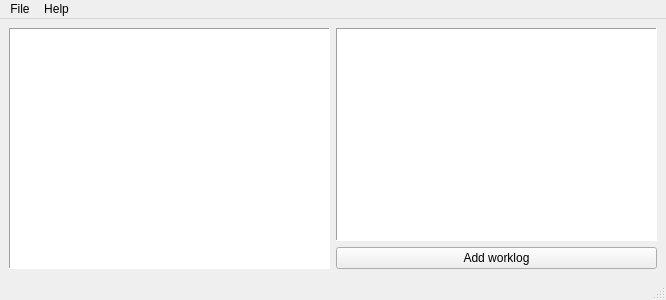
This is source/mainwindow.ui in jaapgeurts/tasklogger as Qt 5 draws it before an edit. The edited form follows.
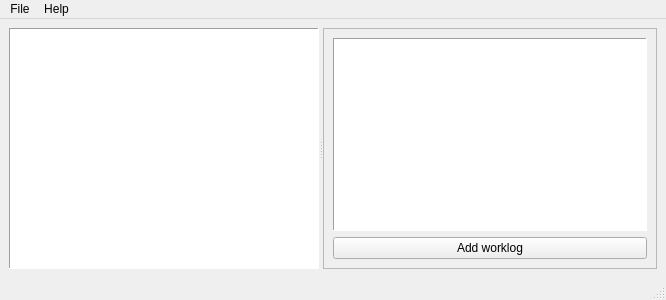
This is the edited form.

Commit message: Added splitter and set default column widths

Diff of the .ui file:
```diff
--- a/source/mainwindow.ui
+++ b/source/mainwindow.ui
@@ -14,18 +14,12 @@
    <string>MainWindow</string>
   </property>
   <widget class="QWidget" name="centralwidget">
-   <layout class="QGridLayout" name="gridLayout">
-    <item row="0" column="1">
-     <widget class="QTableView" name="workLogTableView">
-      <property name="contextMenuPolicy">
-       <enum>Qt::CustomContextMenu</enum>
+   <layout class="QHBoxLayout" name="horizontalLayout">
+    <item>
+     <widget class="QSplitter" name="splitter">
+      <property name="orientation">
+       <enum>Qt::Horizontal</enum>
       </property>
-      <property name="frameShape">
-       <enum>QFrame::Panel</enum>
-      </property>
-     </widget>
-    </item>
-    <item row="0" column="0" rowspan="2">
      <widget class="QTreeView" name="taskTreeView">
       <property name="contextMenuPolicy">
        <enum>Qt::CustomContextMenu</enum>
@@ -34,12 +28,33 @@
        <enum>QFrame::Panel</enum>
       </property>
      </widget>
-    </item>
-    <item row="1" column="1">
+      <widget class="QFrame" name="frame">
+       <property name="frameShape">
+        <enum>QFrame::StyledPanel</enum>
+       </property>
+       <property name="frameShadow">
+        <enum>QFrame::Raised</enum>
+       </property>
+       <layout class="QVBoxLayout" name="verticalLayout">
+        <item>
+         <widget class="QTableView" name="workLogTableView">
+          <property name="contextMenuPolicy">
+           <enum>Qt::CustomContextMenu</enum>
+          </property>
+          <property name="frameShape">
+           <enum>QFrame::Panel</enum>
+          </property>
+         </widget>
+        </item>
+        <item>
      <widget class="QPushButton" name="btnAddWorkLog">
       <property name="text">
        <string>Add worklog</string>
       </property>
+         </widget>
+        </item>
+       </layout>
+      </widget>
      </widget>
     </item>
    </layout>
```
Lines whose indentation alone changed are shown as unchanged. The commit also changes 3 other files.
